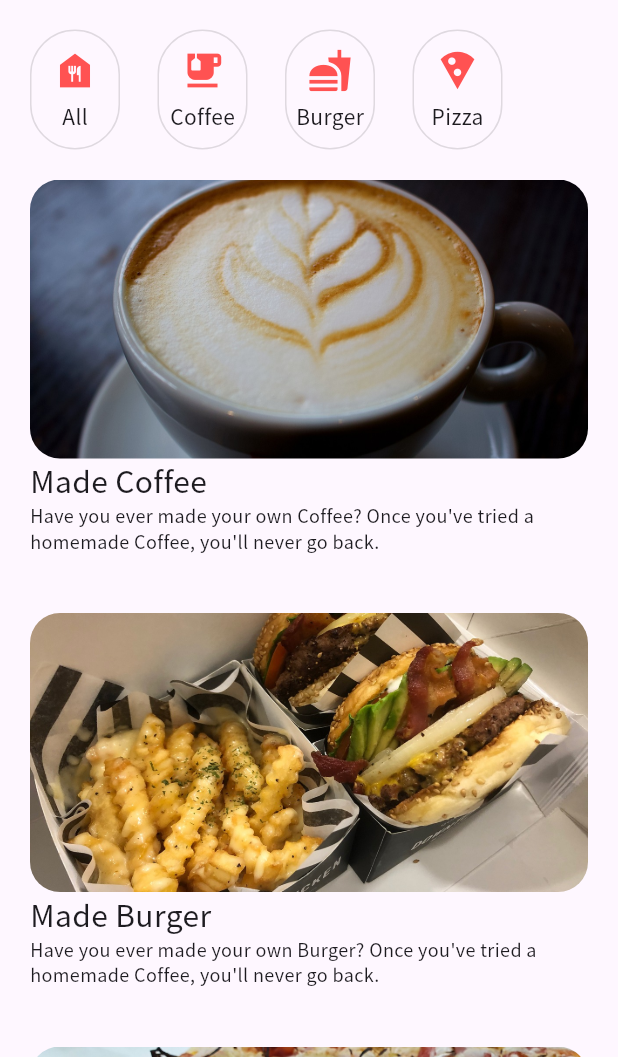
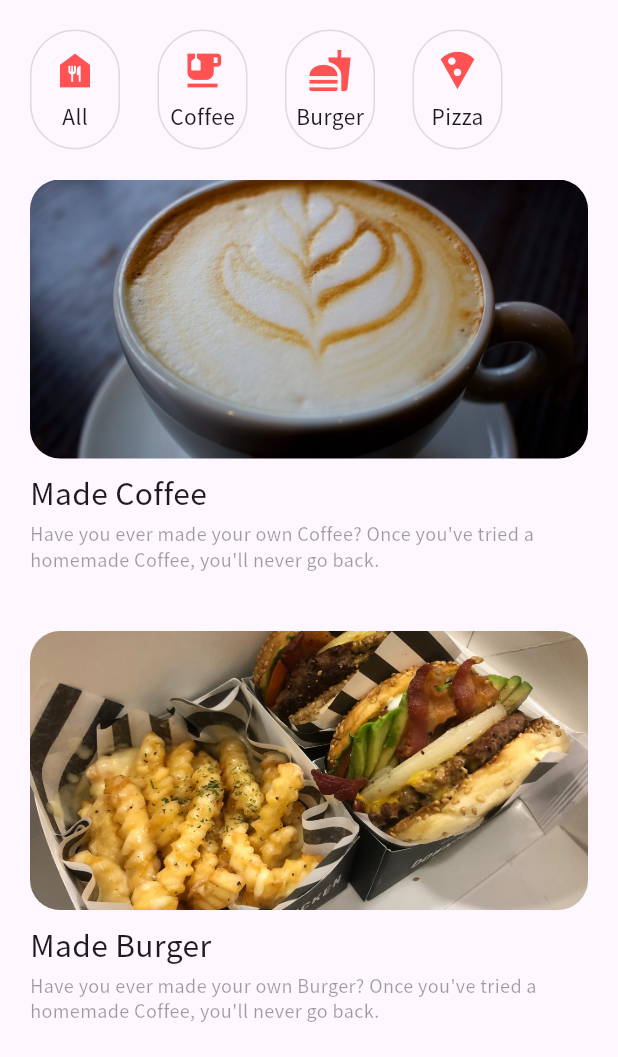
Before and after one commit to seoyeon-haru/flutter_recipe_app, a Flutter app: the screen it shows after launch, on a phone screen of 412 x 824 dp, the part 179-1236 px from its top. Run offline on Flutter 3.47's test engine with Material 3 defaults, Android fonts, the phone set to English and light mode, and no system bars.

Commit message:
Add SizedBox and update text style

```diff
--- a/lib/recipe_list_item.dart
+++ b/lib/recipe_list_item.dart
@@ -19,13 +19,15 @@ class RecipeListItem extends StatelessWidget {
               borderRadius: BorderRadius.circular(20),
               child: Image.asset(path,fit: BoxFit.cover,)),
           ),
+          SizedBox(height: 8),
           Text(
             'Made $title',
             style: TextStyle(fontSize: 20),
           ),
+          SizedBox(height: 4),
           Text(
             "Have you ever made your own $title? Once you've tried a homemade Coffee, you'll never go back.",
-            style: TextStyle(fontSize: 12),
+            style: TextStyle(fontSize: 12, color: Colors.black38),
           ),
         ],
       ),
```
